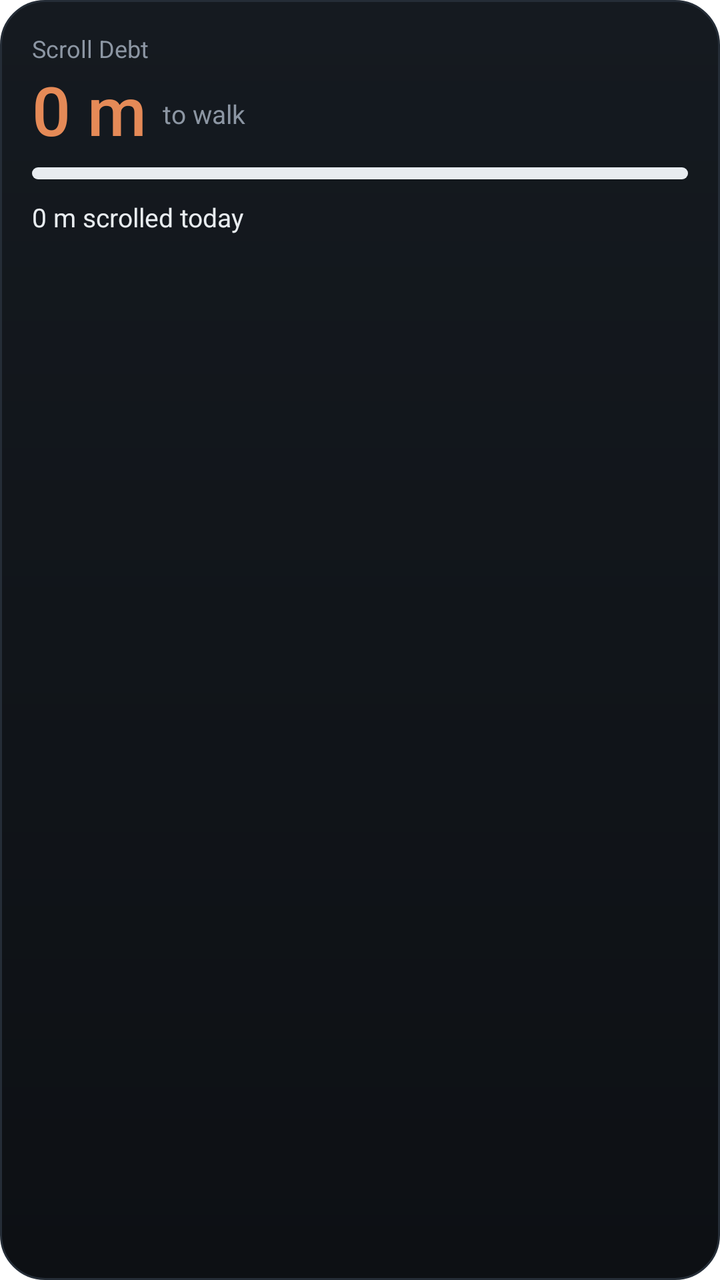
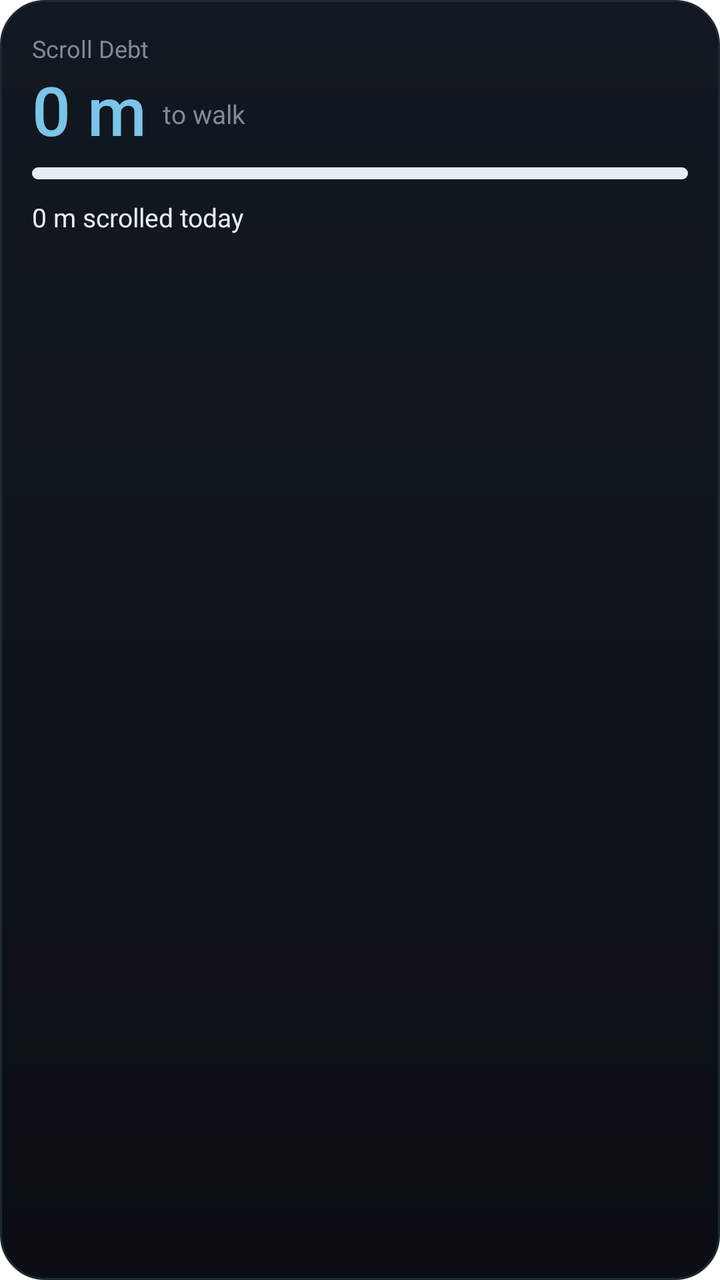

An Android layout rendered at two revisions. The XML below is the earlier revision; the diff shows what the commit changed to produce the second picture.
<!-- AndroidManifest.xml: fallback theme Theme.MaterialComponents.DayNight.NoActionBar -->
<!-- res/layout/widget_large.xml -->
<?xml version="1.0" encoding="utf-8"?>
<LinearLayout xmlns:android="http://schemas.android.com/apk/res/android"
    android:id="@+id/w_root"
    android:layout_width="match_parent"
    android:layout_height="match_parent"
    android:background="@drawable/widget_bg"
    android:orientation="vertical"
    android:padding="16dp">
    <TextView
        android:layout_width="wrap_content"
        android:layout_height="wrap_content"
        android:letterSpacing="0"
        android:text="Scroll Debt"
        android:textColor="#FF8C96A3"
        android:textSize="12sp" />
    <LinearLayout
        android:layout_width="match_parent"
        android:layout_height="wrap_content"
        android:gravity="bottom"
        android:orientation="horizontal">
        <TextView
            android:id="@+id/w_debt"
            android:layout_width="wrap_content"
            android:layout_height="wrap_content"
            android:fontFamily="sans-serif-medium"
            android:maxLines="1"
            android:text="0 m"
            android:textColor="#FFE58A57"
            android:textSize="34sp" />
        <TextView
            android:id="@+id/w_caption"
            android:layout_width="wrap_content"
            android:layout_height="wrap_content"
            android:layout_marginStart="8dp"
            android:layout_marginBottom="6dp"
            android:maxLines="1"
            android:text="to walk"
            android:textColor="#FF8C96A3"
            android:textSize="13sp" />
    </LinearLayout>
    <ProgressBar
        android:id="@+id/w_progress"
        style="@android:style/Widget.ProgressBar.Horizontal"
        android:layout_width="match_parent"
        android:layout_height="6dp"
        android:layout_marginTop="6dp"
        android:max="100"
        android:progress="100"
        android:progressDrawable="@drawable/widget_progress" />
    <TextView
        android:id="@+id/w_scrolled"
        android:layout_width="match_parent"
        android:layout_height="wrap_content"
        android:layout_marginTop="10dp"
        android:maxLines="1"
        android:text="0 m scrolled today"
        android:textColor="#FFE8ECF0"
        android:textSize="13sp" />
    <TextView
        android:id="@+id/w_landmark"
        android:layout_width="match_parent"
        android:layout_height="wrap_content"
        android:layout_marginTop="2dp"
        android:maxLines="1"
        android:text=""
        android:textColor="#FF8C96A3"
        android:textSize="12sp" />
</LinearLayout>
<!-- resources referenced by this layout -->
<resources>
  <!-- drawable widget_bg (drawable) -->
  <?xml version="1.0" encoding="utf-8"?>
  <shape xmlns:android="http://schemas.android.com/apk/res/android" android:shape="rectangle">
      <gradient android:angle="270" android:startColor="#FF151A20" android:endColor="#FF0D1014" />
      <corners android:radius="22dp" />
      <stroke android:width="1dp" android:color="#FF252D37" />
  </shape>
  <!-- drawable widget_progress (drawable) -->
  <?xml version="1.0" encoding="utf-8"?>
  <layer-list xmlns:android="http://schemas.android.com/apk/res/android">
      <item android:id="@android:id/background">
          <shape><corners android:radius="3dp" /><solid android:color="#FF252D37" /></shape>
      </item>
      <item android:id="@android:id/progress">
          <clip><shape><corners android:radius="3dp" /><solid android:color="#FFE8ECF0" /></shape></clip>
      </item>
  </layer-list>
</resources>

<!-- the commit's change to res/layout/widget_large.xml (unified diff, before → after) -->
@@ -11,7 +11,7 @@
         android:layout_height="wrap_content"
         android:letterSpacing="0"
         android:text="Scroll Debt"
-        android:textColor="#FF8C96A3"
+        android:textColor="#FF7D8B99"
         android:textSize="12sp" />
     <LinearLayout
         android:layout_width="match_parent"
@@ -25,7 +25,7 @@
             android:fontFamily="sans-serif-medium"
             android:maxLines="1"
             android:text="0 m"
-            android:textColor="#FFE58A57"
+            android:textColor="#FF7CC4E8"
             android:textSize="34sp" />
         <TextView
             android:id="@+id/w_caption"
@@ -35,7 +35,7 @@
             android:layout_marginBottom="6dp"
             android:maxLines="1"
             android:text="to walk"
-            android:textColor="#FF8C96A3"
+            android:textColor="#FF7D8B99"
             android:textSize="13sp" />
     </LinearLayout>
     <ProgressBar
@@ -54,7 +54,7 @@
         android:layout_marginTop="10dp"
         android:maxLines="1"
         android:text="0 m scrolled today"
-        android:textColor="#FFE8ECF0"
+        android:textColor="#FFE6EDF3"
         android:textSize="13sp" />
     <TextView
         android:id="@+id/w_landmark"
@@ -63,6 +63,6 @@
         android:layout_marginTop="2dp"
         android:maxLines="1"
         android:text=""
-        android:textColor="#FF8C96A3"
+        android:textColor="#FF7D8B99"
         android:textSize="12sp" />
 </LinearLayout>
<!-- resource entries referenced after the edit -->
@@ -3,18 +3,18 @@
   <!-- drawable widget_bg (drawable) -->
   <?xml version="1.0" encoding="utf-8"?>
   <shape xmlns:android="http://schemas.android.com/apk/res/android" android:shape="rectangle">
-      <gradient android:angle="270" android:startColor="#FF151A20" android:endColor="#FF0D1014" />
+      <gradient android:angle="270" android:startColor="#FF121821" android:endColor="#FF0B0F14" />
       <corners android:radius="22dp" />
-      <stroke android:width="1dp" android:color="#FF252D37" />
+      <stroke android:width="1dp" android:color="#FF1F2A36" />
   </shape>
   <!-- drawable widget_progress (drawable) -->
   <?xml version="1.0" encoding="utf-8"?>
   <layer-list xmlns:android="http://schemas.android.com/apk/res/android">
       <item android:id="@android:id/background">
-          <shape><corners android:radius="3dp" /><solid android:color="#FF252D37" /></shape>
+          <shape><corners android:radius="3dp" /><solid android:color="#FF1F2A36" /></shape>
       </item>
       <item android:id="@android:id/progress">
-          <clip><shape><corners android:radius="3dp" /><solid android:color="#FFE8ECF0" /></shape></clip>
+          <clip><shape><corners android:radius="3dp" /><solid android:color="#FFE6EDF3" /></shape></clip>
       </item>
   </layer-list>
 </resources>
